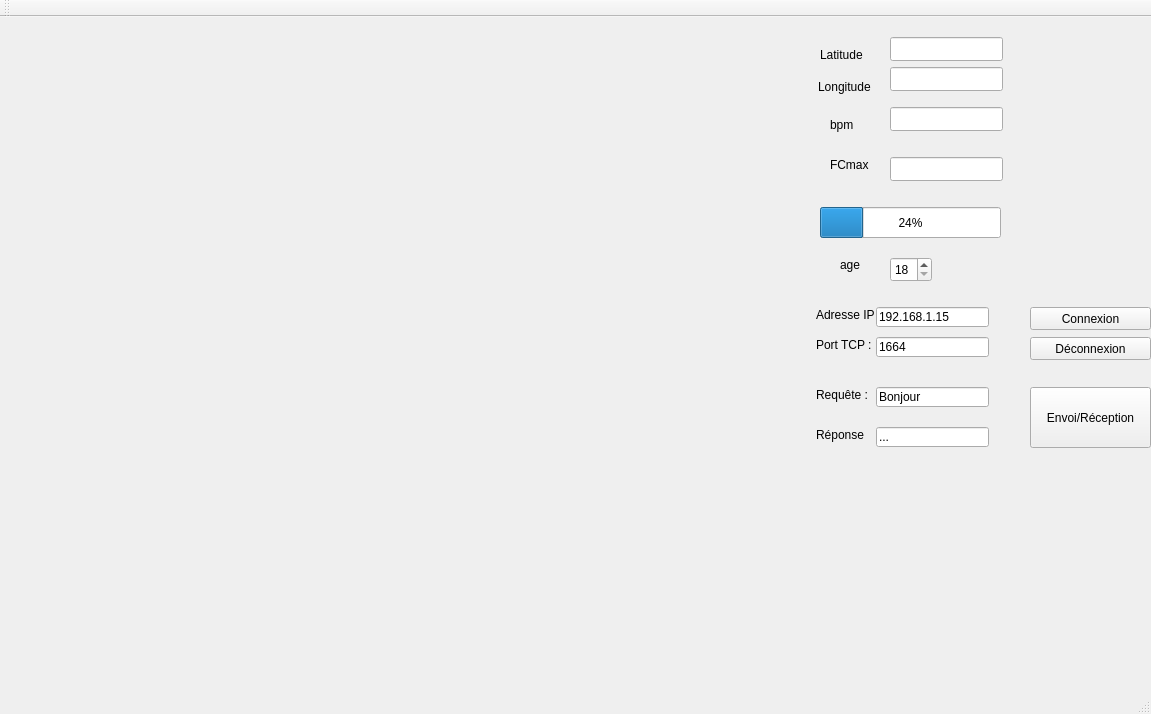
First picture: the form in mainwindow.ui, repository RazeSorcererKing/telemetrie-marathon, before the edit.
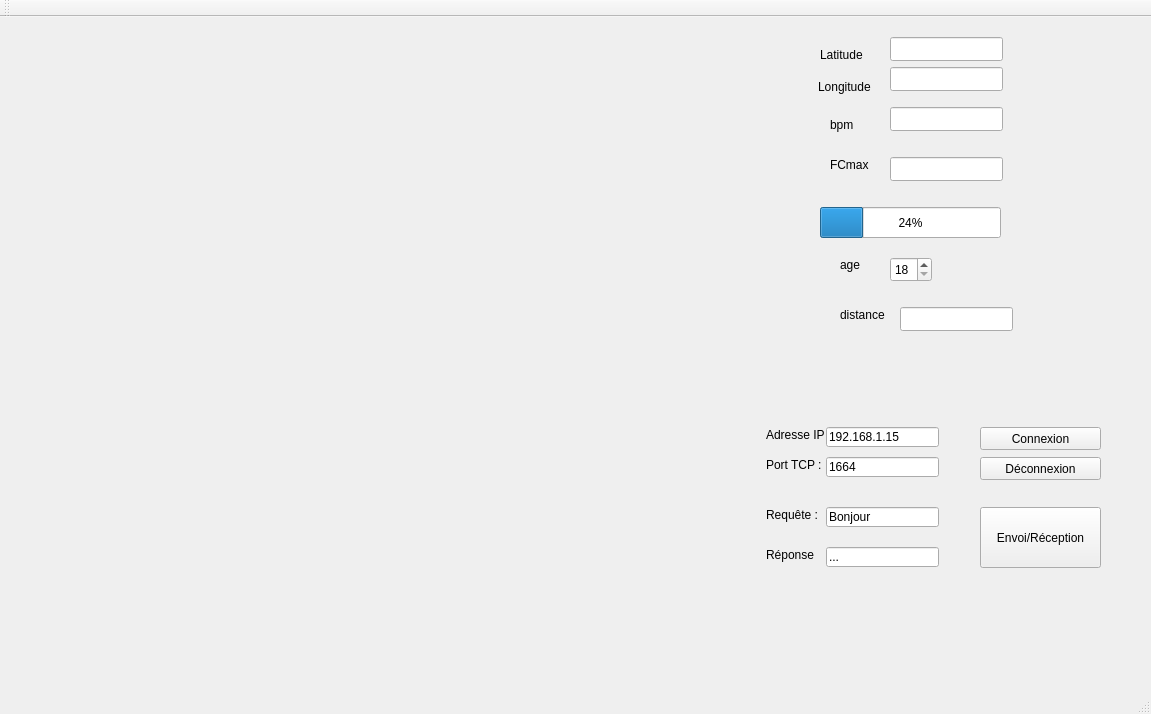
Second picture: the form after the edit. Icons and pictures are not drawn.

Commit message: ajout de la distance

What changed in the file:
```diff
--- a/mainwindow.ui
+++ b/mainwindow.ui
@@ -17,8 +17,8 @@
    <widget class="QLabel" name="label_1">
     <property name="geometry">
      <rect>
-      <x>816</x>
-      <y>290</y>
+      <x>766</x>
+      <y>410</y>
       <width>81</width>
       <height>16</height>
      </rect>
@@ -30,8 +30,8 @@
    <widget class="QLabel" name="label_2">
     <property name="geometry">
      <rect>
-      <x>816</x>
-      <y>320</y>
+      <x>766</x>
+      <y>440</y>
       <width>81</width>
       <height>16</height>
      </rect>
@@ -43,8 +43,8 @@
    <widget class="QLabel" name="label_3">
     <property name="geometry">
      <rect>
-      <x>816</x>
-      <y>370</y>
+      <x>766</x>
+      <y>490</y>
       <width>71</width>
       <height>16</height>
      </rect>
@@ -56,8 +56,8 @@
    <widget class="QLineEdit" name="lineEdit_ip">
     <property name="geometry">
      <rect>
-      <x>876</x>
-      <y>290</y>
+      <x>826</x>
+      <y>410</y>
       <width>113</width>
       <height>20</height>
      </rect>
@@ -69,8 +69,8 @@
    <widget class="QLineEdit" name="lineEdit_port">
     <property name="geometry">
      <rect>
-      <x>876</x>
-      <y>320</y>
+      <x>826</x>
+      <y>440</y>
       <width>113</width>
       <height>20</height>
      </rect>
@@ -82,8 +82,8 @@
    <widget class="QLineEdit" name="lineEdit_requete">
     <property name="geometry">
      <rect>
-      <x>876</x>
-      <y>370</y>
+      <x>826</x>
+      <y>490</y>
       <width>113</width>
       <height>20</height>
      </rect>
@@ -95,8 +95,8 @@
    <widget class="QLabel" name="label_4">
     <property name="geometry">
      <rect>
-      <x>816</x>
-      <y>410</y>
+      <x>766</x>
+      <y>530</y>
       <width>51</width>
       <height>16</height>
      </rect>
@@ -108,8 +108,8 @@
    <widget class="QLineEdit" name="lineEdit_reponse">
     <property name="geometry">
      <rect>
-      <x>876</x>
-      <y>410</y>
+      <x>826</x>
+      <y>530</y>
       <width>113</width>
       <height>20</height>
      </rect>
@@ -121,8 +121,8 @@
    <widget class="QPushButton" name="connexionButton">
     <property name="geometry">
      <rect>
-      <x>1030</x>
-      <y>290</y>
+      <x>980</x>
+      <y>410</y>
       <width>121</width>
       <height>23</height>
      </rect>
@@ -134,8 +134,8 @@
    <widget class="QPushButton" name="deconnexionButton">
     <property name="geometry">
      <rect>
-      <x>1030</x>
-      <y>320</y>
+      <x>980</x>
+      <y>440</y>
       <width>121</width>
       <height>23</height>
      </rect>
@@ -147,8 +147,8 @@
    <widget class="QPushButton" name="envoiButton">
     <property name="geometry">
      <rect>
-      <x>1030</x>
-      <y>370</y>
+      <x>980</x>
+      <y>490</y>
       <width>121</width>
       <height>61</height>
      </rect>
@@ -322,6 +322,29 @@
      <pixmap resource="carte_la_rochelle.qrc">:/carte_la_rochelle.png</pixmap>
     </property>
    </widget>
+   <widget class="QLineEdit" name="lineEdit_distance">
+    <property name="geometry">
+     <rect>
+      <x>900</x>
+      <y>290</y>
+      <width>113</width>
+      <height>24</height>
+     </rect>
+    </property>
+   </widget>
+   <widget class="QLabel" name="label_9">
+    <property name="geometry">
+     <rect>
+      <x>840</x>
+      <y>290</y>
+      <width>49</width>
+      <height>16</height>
+     </rect>
+    </property>
+    <property name="text">
+     <string>distance</string>
+    </property>
+   </widget>
   </widget>
   <widget class="QMenuBar" name="menuBar">
    <property name="geometry">
```
The commit also changes 2 other files.
